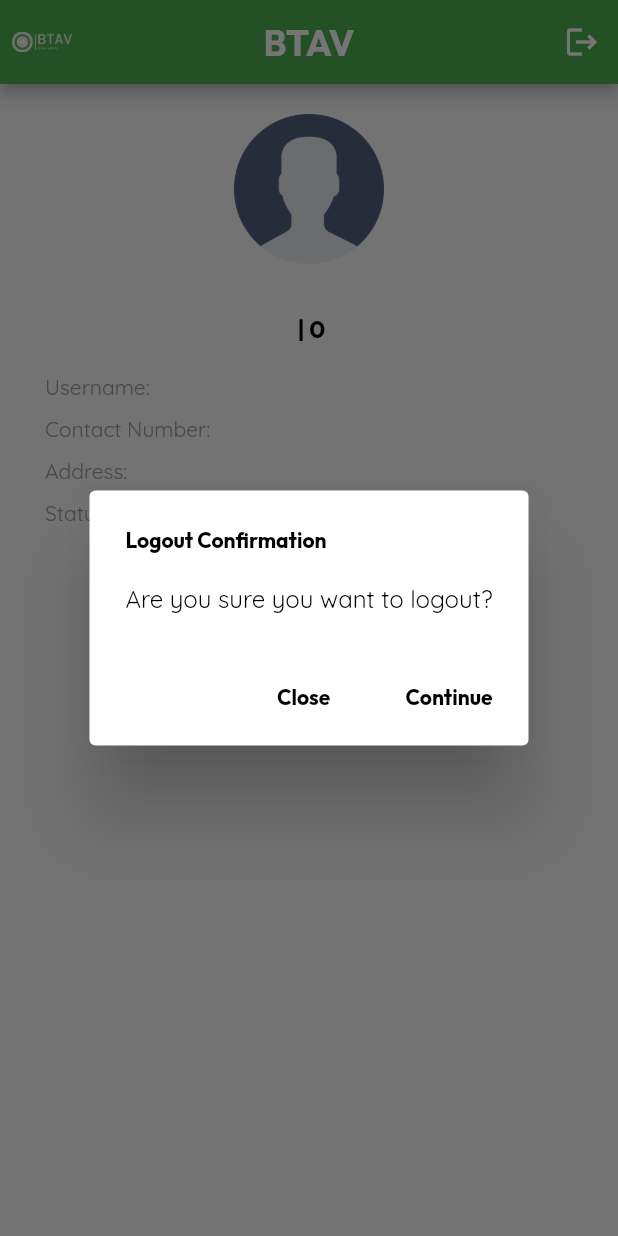
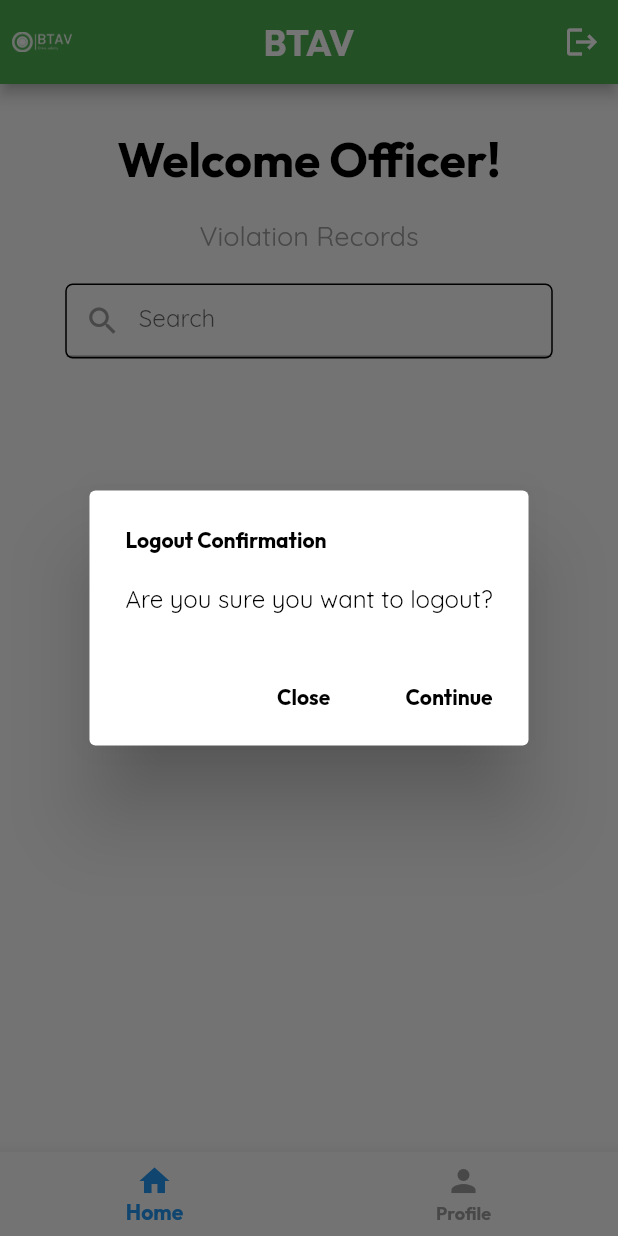
Before and after one commit to Lans12345/violation_system, a Flutter app: the DriverScreen screen opened directly, after a tap on the "logout" icon, on a phone screen of 412 x 824 dp. Run offline on Flutter 3.47's test engine with Material 2 defaults, Android fonts, the phone set to English and light mode, and no system bars; our stand-ins replace cloud_firestore, firebase_auth, firebase_core, firebase_storage, flutter_spinkit, fluttertoast and 5 more; missing offline and left inert: flutter_barcode_scanner, flutter_downloader; accounts and stored records are empty.

Commit message:
added violation list

```diff
--- a/lib/screens/views/driver/driver_screen.dart
+++ b/lib/screens/views/driver/driver_screen.dart
@@ -7,7 +7,16 @@ import '../../../widgets/view_violation_dialog.dart';
 import '../../auth/landing_screen.dart';
 import 'package:intl/intl.dart';
 
-class DriverScreen extends StatelessWidget {
+import '../officer/tabs/home_tab.dart';
+
+class DriverScreen extends StatefulWidget {
+  const DriverScreen({super.key});
+
+  @override
+  State<DriverScreen> createState() => _DriverScreenState();
+}
+
+class _DriverScreenState extends State<DriverScreen> {
   final Stream<DocumentSnapshot> userData = FirebaseFirestore.instance
       .collection('Officers')
       .doc(FirebaseAuth.instance.currentUser!.uid)
@@ -15,68 +24,19 @@ class DriverScreen extends StatelessWidget {
 
   final box = GetStorage();
 
-  DriverScreen({super.key});
+  int _currentIndex = 0;
+
+  void onTabTapped(int index) {
+    setState(() {
+      _currentIndex = index;
+    });
+  }
 
   @override
   Widget build(BuildContext context) {
-    return Scaffold(
-      appBar: AppBar(
-        leading: Padding(
-          padding: const EdgeInsets.all(8.0),
-          child: Image.asset(
-            'assets/images/logo.png',
-            color: Colors.white,
-          ),
-        ),
-        backgroundColor: Colors.green,
-        title: TextBold(text: 'BTAV', fontSize: 24, color: Colors.white),
-        centerTitle: true,
-        actions: [
-          IconButton(
-            onPressed: () {
-              showDialog(
-                  context: context,
-                  builder: (context) => AlertDialog(
-                        title: TextBold(
-                            text: 'Logout Confirmation',
-                            color: Colors.black,
-                            fontSize: 14),
-                        content: TextRegular(
-                            text: 'Are you sure you want to logout?',
-                            color: Colors.black,
-                            fontSize: 16),
-                        actions: <Widget>[
-                          MaterialButton(
-                            onPressed: () => Navigator.of(context).pop(true),
-                            child: TextBold(
-                                text: 'Close',
-                                color: Colors.black,
-                                fontSize: 14),
-                          ),
-                          MaterialButton(
-                            onPressed: () async {
-                              await FirebaseAuth.instance.signOut();
-                              Navigator.of(context).pushReplacement(
-                                  MaterialPageRoute(
-                                      builder: (context) =>
-                                          const LandingScreen()));
-                            },
-                            child: TextBold(
-                                text: 'Continue',
-                                color: Colors.black,
-                                fontSize: 14),
-                          ),
-                        ],
-                      ));
-            },
-            icon: const Icon(
-              Icons.logout,
-              color: Colors.white,
-            ),
-          ),
-        ],
-      ),
-      body: StreamBuilder<DocumentSnapshot>(
+    final List<Widget> children = [
+      const HomeTab(),
+      StreamBuilder<DocumentSnapshot>(
           stream: userData,
           builder: (context, AsyncSnapshot<DocumentSnapshot> snapshot) {
             if (!snapshot.hasData) {
@@ -233,6 +193,83 @@ class DriverScreen extends StatelessWidget {
               ),
             );
           }),
+    ];
+    return Scaffold(
+      appBar: AppBar(
+        leading: Padding(
+          padding: const EdgeInsets.all(8.0),
+          child: Image.asset(
+            'assets/images/logo.png',
+            color: Colors.white,
+          ),
+        ),
+        backgroundColor: Colors.green,
+        title: TextBold(text: 'BTAV', fontSize: 24, color: Colors.white),
+        centerTitle: true,
+        actions: [
+          IconButton(
+            onPressed: () {
+              showDialog(
+                  context: context,
+                  builder: (context) => AlertDialog(
+                        title: TextBold(
+                            text: 'Logout Confirmation',
+                            color: Colors.black,
+                            fontSize: 14),
+                        content: TextRegular(
+                            text: 'Are you sure you want to logout?',
+                            color: Colors.black,
+                            fontSize: 16),
+                        actions: <Widget>[
+                          MaterialButton(
+                            onPressed: () => Navigator.of(context).pop(true),
+                            child: TextBold(
+                                text: 'Close',
+                                color: Colors.black,
+                                fontSize: 14),
+                          ),
+                          MaterialButton(
+                            onPressed: () async {
+                              await FirebaseAuth.instance.signOut();
+                              Navigator.of(context).pushReplacement(
+                                  MaterialPageRoute(
+                                      builder: (context) =>
+                                          const LandingScreen()));
+                            },
+                            child: TextBold(
+                                text: 'Continue',
+                                color: Colors.black,
+                                fontSize: 14),
+                          ),
+                        ],
+                      ));
+            },
+            icon: const Icon(
+              Icons.logout,
+              color: Colors.white,
+            ),
+          ),
+        ],
+      ),
+      body: children[_currentIndex],
+      bottomNavigationBar: BottomNavigationBar(
+        selectedLabelStyle: const TextStyle(fontFamily: 'QBold'),
+        unselectedLabelStyle: const TextStyle(fontFamily: 'QBold'),
+        selectedItemColor: Colors.blue,
+        unselectedItemColor: Colors.grey,
+        onTap: onTabTapped,
+        currentIndex: _currentIndex,
+        items: const [
+          BottomNavigationBarItem(
+            icon: Icon(Icons.home),
+            label: 'Home',
+          ),
+          BottomNavigationBarItem(
+            icon: Icon(Icons.person),
+            label: 'Profile',
+          ),
+        ],
+      ),
     );
   }
 }
--- a/lib/screens/views/officer/tabs/license_tab.dart
+++ b/lib/screens/views/officer/tabs/license_tab.dart
@@ -152,7 +152,7 @@ class _LicenseTabState extends State<LicenseTab> {
         ),
         backgroundColor: Colors.green,
         title: TextBold(
-            text: widget.userDetails['licenseNumber'],
+            text: widget.userDetails['name'],
             fontSize: 24,
             color: Colors.white),
         centerTitle: true,
```
